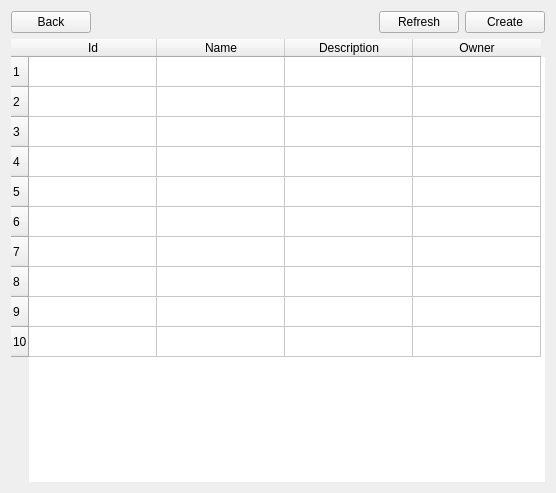
First picture: the form in RoomClient/roombrowser.ui, repository ljmc2000/VirtualConcertHall, before the edit.
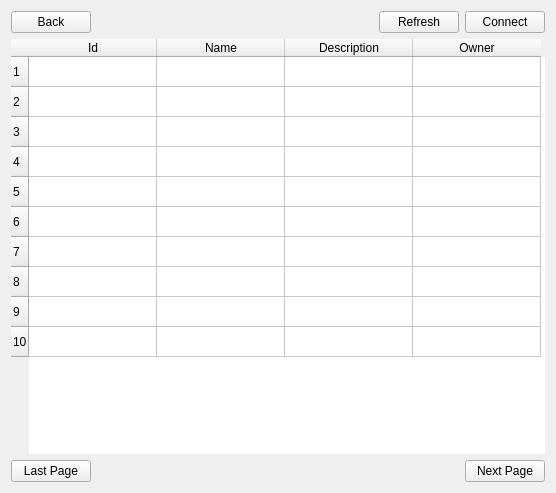
Second picture: the form after the edit.

```diff
--- a/RoomClient/roombrowser.ui
+++ b/RoomClient/roombrowser.ui
@@ -14,20 +14,6 @@
    <string>Form</string>
   </property>
   <layout class="QGridLayout" name="gridLayout">
-   <item row="0" column="3">
-    <widget class="QPushButton" name="createButton">
-     <property name="text">
-      <string>Create</string>
-     </property>
-    </widget>
-   </item>
-   <item row="0" column="2">
-    <widget class="QPushButton" name="refreshButton">
-     <property name="text">
-      <string>Refresh</string>
-     </property>
-    </widget>
-   </item>
    <item row="0" column="0">
     <widget class="QPushButton" name="backButton">
      <property name="text">
@@ -139,6 +125,47 @@
      </column>
     </widget>
    </item>
+   <item row="0" column="1">
+    <spacer name="horizontalSpacer">
+     <property name="orientation">
+      <enum>Qt::Horizontal</enum>
+     </property>
+     <property name="sizeHint" stdset="0">
+      <size>
+       <width>40</width>
+       <height>20</height>
+      </size>
+     </property>
+    </spacer>
+   </item>
+   <item row="0" column="2">
+    <widget class="QPushButton" name="refreshButton">
+     <property name="text">
+      <string>Refresh</string>
+     </property>
+    </widget>
+   </item>
+   <item row="0" column="3">
+    <widget class="QPushButton" name="connectButton">
+     <property name="text">
+      <string>Connect</string>
+     </property>
+    </widget>
+   </item>
+   <item row="2" column="0">
+    <widget class="QPushButton" name="lastButton">
+     <property name="text">
+      <string>Last Page</string>
+     </property>
+    </widget>
+   </item>
+   <item row="2" column="3">
+    <widget class="QPushButton" name="nextButton">
+     <property name="text">
+      <string>Next Page</string>
+     </property>
+    </widget>
+   </item>
   </layout>
  </widget>
  <resources/>
```
Left out of the diff: 13 changed lines with no effect on the pictures.
